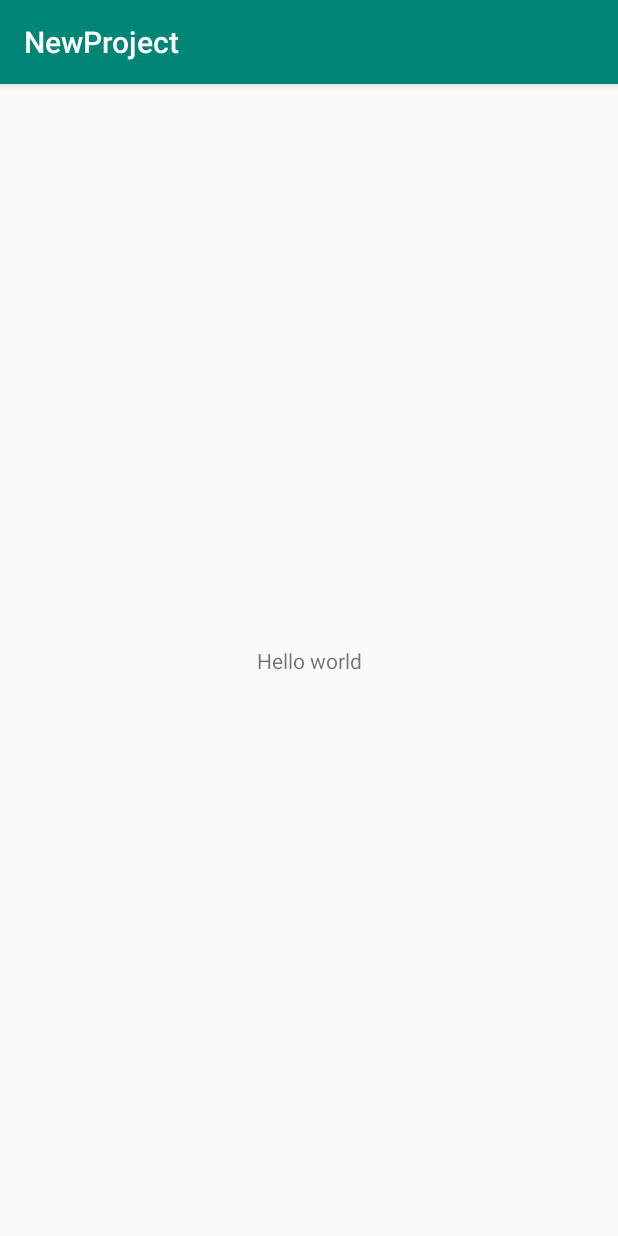
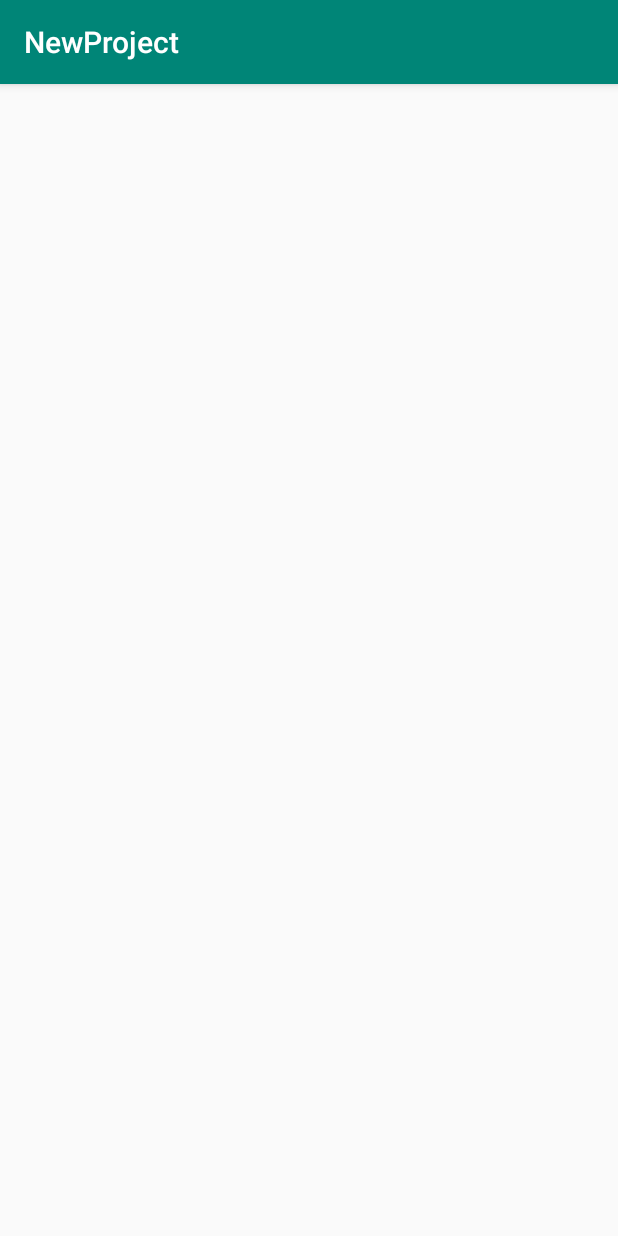
Before and after one commit to nainamaharjan/NewProject, an Android app: the MainActivity screen opened directly, with no data from a screen before it, on a phone screen of 412 x 824 dp. Run offline under Robolectric (Android 15) with nearby library versions, the phone set to English and light mode, and no system bars.

Commit message:
tast 1 completed

```diff
--- a/app/src/main/res/layout/activity_cheat.xml
+++ b/app/src/main/res/layout/activity_cheat.xml
@@ -8,6 +8,7 @@
     <TextView
         android:layout_width="wrap_content"
         android:layout_height="wrap_content"
+        android:id="@+id/label"
         android:padding="24dp"
         android:textSize="20sp"
         android:text="@string/warning_text"
--- a/app/src/main/res/layout/activity_main.xml
+++ b/app/src/main/res/layout/activity_main.xml
@@ -1,19 +1,23 @@
 <?xml version="1.0" encoding="utf-8"?>
-<android.support.constraint.ConstraintLayout
+<RelativeLayout
     xmlns:android="http://schemas.android.com/apk/res/android"
     xmlns:tools="http://schemas.android.com/tools"
-    xmlns:app="http://schemas.android.com/apk/res-auto"
     android:layout_width="match_parent"
     android:layout_height="match_parent"
     tools:context=".MainActivity">
 
-    <TextView
-        android:layout_width="wrap_content"
-        android:layout_height="wrap_content"
-        android:text="Hello world"
-        app:layout_constraintBottom_toBottomOf="parent"
-        app:layout_constraintLeft_toLeftOf="parent"
-        app:layout_constraintRight_toRightOf="parent"
-        app:layout_constraintTop_toTopOf="parent" />
+    <!--<TextView-->
+        <!--android:layout_width="wrap_content"-->
+        <!--android:layout_height="wrap_content"-->
+        <!--android:text="Press the back button"-->
+        <!--android:layout_centerHorizontal="true"-->
+        <!--android:textSize="20sp"-->
+        <!--android:textStyle="bold"-->
+        <!--android:textColor="@color/colorBlack"-->
+        <!--android:id="@+id/press_back"-->
+        <!--android:layout_marginTop="20dp"-->
+        <!--android:layout_marginRight="20dp"-->
+        <!--android:layout_marginLeft="20dp"/>-->
 
-</android.support.constraint.ConstraintLayout>
+
+</RelativeLayout>
```
Also changed, not shown: app/src/main/java/com/example/naina/newproject/CheatActivity.java (+62 -16 lines), app/src/main/java/com/example/naina/newproject/MainActivity.java (+30 -1 lines), app/src/main/java/com/example/naina/newproject/Question.java (+12 -0 lines), app/src/main/java/com/example/naina/newproject/QuizActivity.java (+46 -16 lines).
